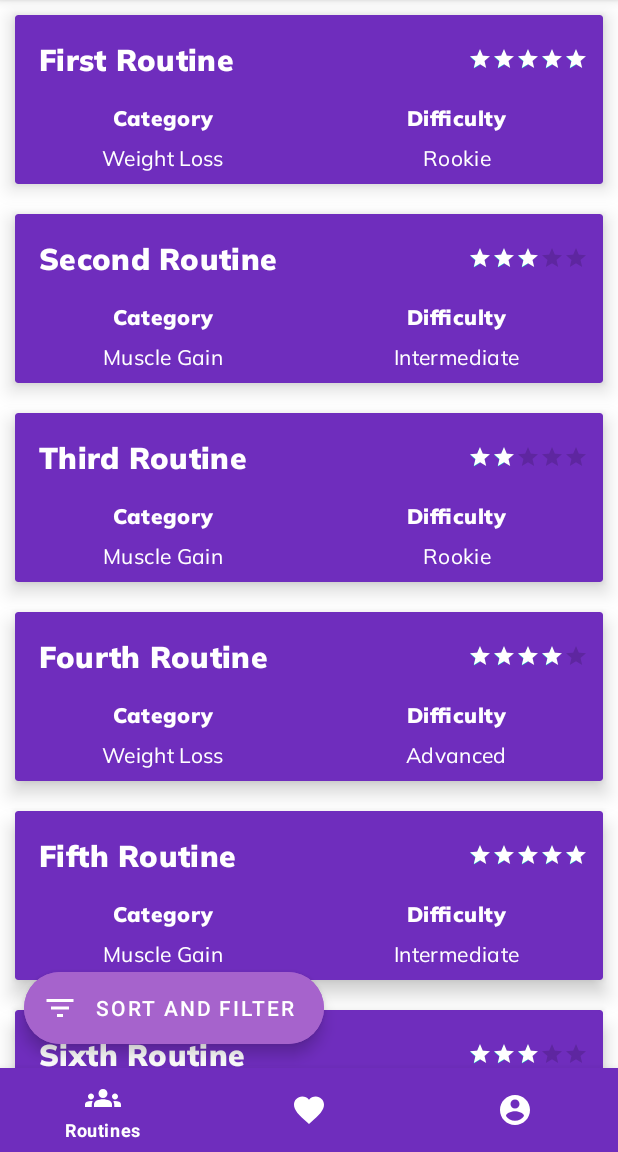
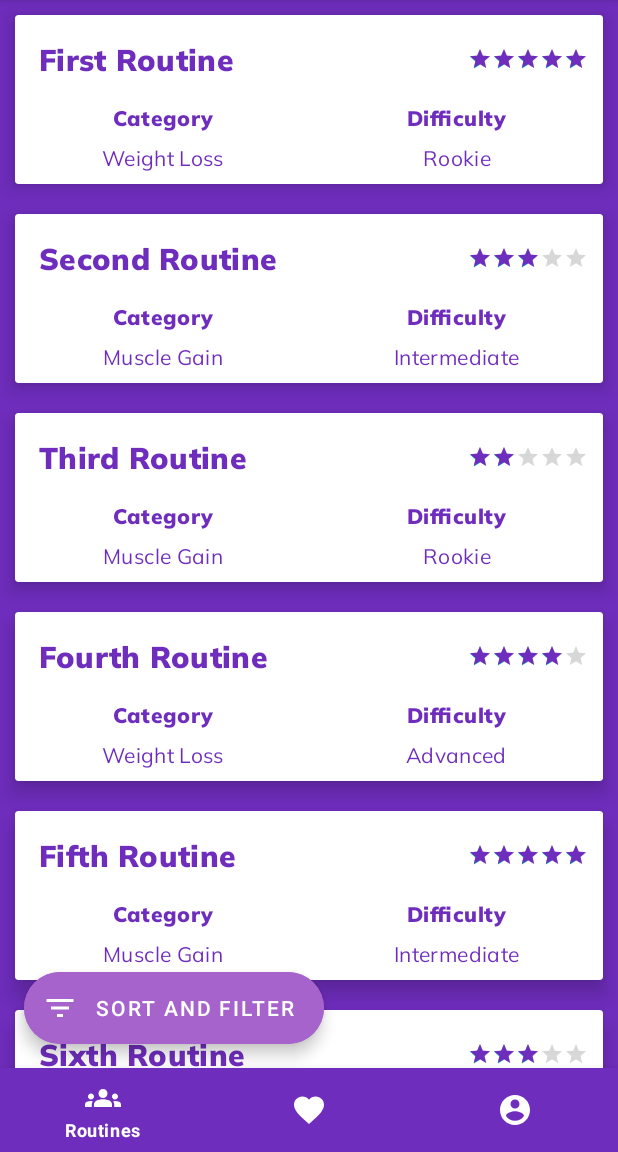
Before and after one commit to Reversive/fitness-buddy-app, an Android app: the CommunityRoutinesFragment screen opened directly, with no data from a screen before it, on a phone screen of 412 x 824 dp, the part 84-1236 px from its top. Run offline under Robolectric (Android 15) with nearby library versions, the phone set to English and light mode, and no system bars.

Commit message:
added fragment switch on routine click, changed routine card colors

```diff
--- a/app/src/main/java/ar/edu/itba/fitness/buddy/navigation/community/CommunityRoutinesFragment.java
+++ b/app/src/main/java/ar/edu/itba/fitness/buddy/navigation/community/CommunityRoutinesFragment.java
@@ -17,10 +17,12 @@ import android.view.View;
 import android.view.ViewGroup;
 
 import java.util.ArrayList;
+import java.util.Objects;
 
 import ar.edu.itba.fitness.buddy.R;
 import ar.edu.itba.fitness.buddy.adapter.RoutineCardAdapter;
 import ar.edu.itba.fitness.buddy.model.RoutineCard;
+import ar.edu.itba.fitness.buddy.navigation.routine.RoutinePreviewFragment;
 
 
 public class CommunityRoutinesFragment extends Fragment implements RoutineCardAdapter.OnRoutineCardListener{
@@ -65,6 +67,9 @@ public class CommunityRoutinesFragment extends Fragment implements RoutineCardAd
     @Override
     public void onRoutineCardClick(int position) {
         RoutineCard clickedRoutine = routineCards.get(position);
+        FragmentTransaction transaction = requireActivity().getSupportFragmentManager().beginTransaction().setReorderingAllowed(true);
+        transaction.replace(R.id.frame_container, new RoutinePreviewFragment());
+        transaction.commit();
         // Send info to other fragment/activity to show routine info
         // Launch fragment/activity
     }
--- a/app/src/main/res/layout/fragment_community_routines.xml
+++ b/app/src/main/res/layout/fragment_community_routines.xml
@@ -3,7 +3,7 @@
     xmlns:tools="http://schemas.android.com/tools"
     android:layout_width="match_parent"
     xmlns:app="http://schemas.android.com/apk/res-auto"
-    android:background="@color/white"
+    android:background="@color/purple_web"
     android:layout_height="match_parent"
     tools:context=".navigation.community.CommunityRoutinesFragment">
 
--- a/app/src/main/res/layout/routine_card_item.xml
+++ b/app/src/main/res/layout/routine_card_item.xml
@@ -6,7 +6,7 @@
     app:cardCornerRadius="2dp"
     app:cardElevation="8dp"
     android:layout_margin="10dp"
-    android:backgroundTint="@color/purple_web">
+    android:backgroundTint="@color/white">
 
     <LinearLayout
         android:layout_width="match_parent"
@@ -27,7 +27,7 @@
                 android:padding="16dp"
                 android:text="@string/default_card_title"
                 android:textAppearance="?attr/textAppearanceHeadline6"
-                android:textColor="@color/white" />
+                android:textColor="@color/purple_web" />
 
             <RatingBar
                 android:id="@+id/default_card_rating_bar"
@@ -39,7 +39,7 @@
                 android:layout_marginEnd="10dp"
                 android:numStars="5"
                 android:paddingTop="16dp"
-                android:progressTint="@color/white"
+                android:progressTint="@color/purple_web"
 
                 android:rating="5" />
 
@@ -59,7 +59,7 @@
                 android:text="@string/default_card_category"
                 android:textAlignment="center"
                 android:textAppearance="?attr/textAppearanceBody2"
-                android:textColor="@color/white" />
+                android:textColor="@color/purple_web" />
 
             <androidx.appcompat.widget.AppCompatTextView
                 android:layout_width="wrap_content"
@@ -69,7 +69,7 @@
                 android:text="@string/default_card_difficulty"
                 android:textAlignment="center"
                 android:textAppearance="?attr/textAppearanceBody2"
-                android:textColor="@color/white" />
+                android:textColor="@color/purple_web" />
 
 
         </LinearLayout>
@@ -88,7 +88,7 @@
                 android:text="@string/default_card_weight_field"
                 android:textAlignment="center"
                 android:textAppearance="?attr/textAppearanceBody2"
-                android:textColor="@color/white" />
+                android:textColor="@color/purple_web" />
 
             <androidx.appcompat.widget.AppCompatTextView
                 android:id="@+id/default_card_difficulty_field"
@@ -100,7 +100,7 @@
                 android:text="@string/default_card_difficulty_field"
                 android:textAlignment="center"
                 android:textAppearance="?attr/textAppearanceBody2"
-                android:textColor="@color/white" />
+                android:textColor="@color/purple_web" />
 
         </LinearLayout>
 
--- a/app/src/main/res/values/strings.xml
+++ b/app/src/main/res/values/strings.xml
@@ -44,7 +44,5 @@
     <string name="default_card_difficulty_field">Rookie</string>
 
     <string name="extended_fab_label">Sort and Filter</string>
-    <!-- TODO: Remove or change this placeholder text -->
-    <string name="hello_blank_fragment">Hello blank fragment</string>
 
 </resources>
```
Also changed, not shown: app/src/main/res/layout/fragment_routine_preview.xml (+6 -2 lines).
